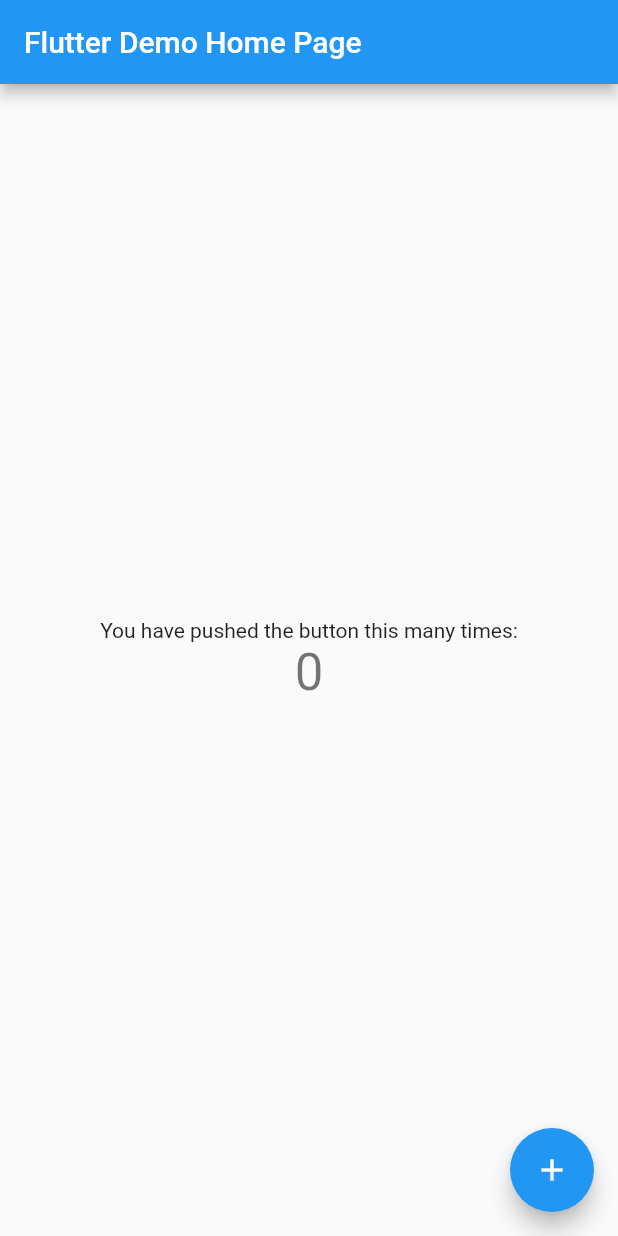
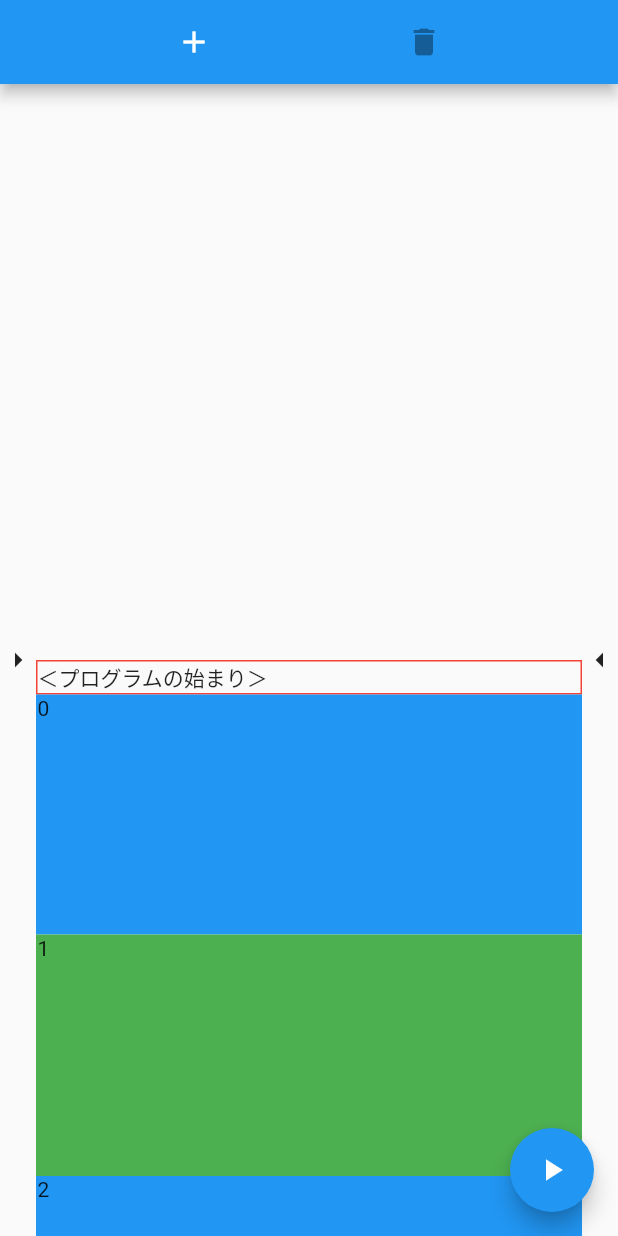
Before and after one commit to 0xCAF2/calcium-app, a Flutter app: the screen it shows after launch, on a phone screen of 412 x 824 dp. Run offline on Flutter 3.47's test engine with Material 2 defaults, Android fonts, the phone set to English and light mode, and no system bars; our stand-ins replace flutter_hooks, hooks_riverpod.

Commit message:
demo editor page

```diff
--- a/lib/main.dart
+++ b/lib/main.dart
@@ -1,115 +1,22 @@
+import 'package:calcium_app/page/editor_page.dart';
 import 'package:flutter/material.dart';
+import 'package:hooks_riverpod/hooks_riverpod.dart';
 
 void main() {
-  runApp(const MyApp());
+  runApp(const ProviderScope(child: MyApp()));
 }
 
 class MyApp extends StatelessWidget {
   const MyApp({super.key});
 
-  // This widget is the root of your application.
   @override
   Widget build(BuildContext context) {
     return MaterialApp(
       title: 'Flutter Demo',
       theme: ThemeData(
-        // This is the theme of your application.
-        //
-        // Try running your application with "flutter run". You'll see the
-        // application has a blue toolbar. Then, without quitting the app, try
-        // changing the primarySwatch below to Colors.green and then invoke
-        // "hot reload" (press "r" in the console where you ran "flutter run",
-        // or simply save your changes to "hot reload" in a Flutter IDE).
-        // Notice that the counter didn't reset back to zero; the application
-        // is not restarted.
         primarySwatch: Colors.blue,
       ),
-      home: const MyHomePage(title: 'Flutter Demo Home Page'),
+      home: const EditorPage(),
     );
   }
 }
-
-class MyHomePage extends StatefulWidget {
-  const MyHomePage({super.key, required this.title});
-
-  // This widget is the home page of your application. It is stateful, meaning
-  // that it has a State object (defined below) that contains fields that affect
-  // how it looks.
-
-  // This class is the configuration for the state. It holds the values (in this
-  // case the title) provided by the parent (in this case the App widget) and
-  // used by the build method of the State. Fields in a Widget subclass are
-  // always marked "final".
-
-  final String title;
-
-  @override
-  State<MyHomePage> createState() => _MyHomePageState();
-}
-
-class _MyHomePageState extends State<MyHomePage> {
-  int _counter = 0;
-
-  void _incrementCounter() {
-    setState(() {
-      // This call to setState tells the Flutter framework that something has
-      // changed in this State, which causes it to rerun the build method below
-      // so that the display can reflect the updated values. If we changed
-      // _counter without calling setState(), then the build method would not be
-      // called again, and so nothing would appear to happen.
-      _counter++;
-    });
-  }
-
-  @override
-  Widget build(BuildContext context) {
-    // This method is rerun every time setState is called, for instance as done
-    // by the _incrementCounter method above.
-    //
-    // The Flutter framework has been optimized to make rerunning build methods
-    // fast, so that you can just rebuild anything that needs updating rather
-    // than having to individually change instances of widgets.
-    return Scaffold(
-      appBar: AppBar(
-        // Here we take the value from the MyHomePage object that was created by
-        // the App.build method, and use it to set our appbar title.
-        title: Text(widget.title),
-      ),
-      body: Center(
-        // Center is a layout widget. It takes a single child and positions it
-        // in the middle of the parent.
-        child: Column(
-          // Column is also a layout widget. It takes a list of children and
-          // arranges them vertically. By default, it sizes itself to fit its
-          // children horizontally, and tries to be as tall as its parent.
-          //
-          // Invoke "debug painting" (press "p" in the console, choose the
-          // "Toggle Debug Paint" action from the Flutter Inspector in Android
-          // Studio, or the "Toggle Debug Paint" command in Visual Studio Code)
-          // to see the wireframe for each widget.
-          //
-          // Column has various properties to control how it sizes itself and
-          // how it positions its children. Here we use mainAxisAlignment to
-          // center the children vertically; the main axis here is the vertical
-          // axis because Columns are vertical (the cross axis would be
-          // horizontal).
-          mainAxisAlignment: MainAxisAlignment.center,
-          children: <Widget>[
-            const Text(
-              'You have pushed the button this many times:',
-            ),
-            Text(
-              '$_counter',
-              style: Theme.of(context).textTheme.headlineMedium,
-            ),
-          ],
-        ),
-      ),
-      floatingActionButton: FloatingActionButton(
-        onPressed: _incrementCounter,
-        tooltip: 'Increment',
-        child: const Icon(Icons.add),
-      ), // This trailing comma makes auto-formatting nicer for build methods.
-    );
-  }
-}
--- /dev/null
+++ b/lib/page/editor_page.dart
@@ -0,0 +1,215 @@
+import 'package:flutter/material.dart';
+import 'package:flutter_hooks/flutter_hooks.dart';
+import 'package:hooks_riverpod/hooks_riverpod.dart';
+
+class EditorPage extends StatefulHookConsumerWidget {
+  const EditorPage({super.key});
+
+  @override
+  ConsumerState<ConsumerStatefulWidget> createState() => _EditorPageState();
+}
+
+class _EditorPageState extends ConsumerState<EditorPage> {
+  final _keys = <int, GlobalKey>{};
+  var _heightList = <double>[];
+  var _highlightIndex = -1;
+  final _statements = List.generate(20, (index) => "$index");
+
+  @override
+  void initState() {
+    super.initState();
+    WidgetsBinding.instance.addPostFrameCallback((timeStamp) {
+      final list = <double>[];
+      for (var i in _keys.keys) {
+        final box = _keys[i]!.currentContext!.findRenderObject() as RenderBox;
+        final height = box.size.height;
+        list.add(height);
+      }
+      setState(() {
+        _heightList = list;
+      });
+    });
+  }
+
+  @override
+  Widget build(BuildContext context) {
+    final scrollController = useScrollController();
+    final didAddListener = useState(false);
+    if (!didAddListener.value) {
+      scrollController.addListener(() {
+        final offset = scrollController.offset;
+        if (offset < 0) {
+          setState(() {
+            _highlightIndex = -1;
+          });
+          return;
+        }
+        var currentHeight = 0.0;
+        var i = -1;
+        for (var height in _heightList) {
+          if (offset >= currentHeight && offset < currentHeight + height) {
+            break;
+          }
+          ++i;
+          currentHeight += height;
+        }
+        setState(() {
+          _highlightIndex = i;
+        });
+      });
+      didAddListener.value = true;
+    }
+    _keys.clear();
+    return SafeArea(
+      child: Scaffold(
+        body: LayoutBuilder(
+          builder: (context, constraints) {
+            final offsetHeight = constraints.maxHeight / 2;
+            return Column(
+              mainAxisAlignment: MainAxisAlignment.center,
+              mainAxisSize: MainAxisSize.max,
+              children: [
+                Flexible(
+                  child: Row(
+                    crossAxisAlignment: CrossAxisAlignment.center,
+                    children: [
+                      const Icon(Icons.arrow_right),
+                      Expanded(
+                        child: SingleChildScrollView(
+                          controller: scrollController,
+                          child: Column(
+                            children: [
+                              SizedBox(height: offsetHeight),
+                              LayoutBuilder(
+                                builder: (context, constraints) {
+                                  final key = GlobalKey();
+                                  _keys[-1] = key;
+                                  return Container(
+                                    key: key,
+                                    width: constraints.maxWidth,
+                                    decoration: BoxDecoration(
+                                      border: Border.all(
+                                        color: _highlightIndex == -1
+                                            ? Colors.red
+                                            : Colors.transparent,
+                                      ),
+                                    ),
+                                    child: const Text('＜プログラムの始まり＞'),
+                                  );
+                                },
+                              ),
+                              for (var i = 0; i < _statements.length; ++i)
+                                LayoutBuilder(builder: (context, constraints) {
+                                  final key = GlobalKey();
+                                  final widget = Container(
+                                    key: key,
+                                    width: constraints.maxWidth,
+                                    height: 160.0 + i,
+                                    decoration: BoxDecoration(
+                                      color: i % 2 == 0
+                                          ? Colors.blue
+                                          : Colors.green,
+                                      border: Border.all(
+                                        color: _highlightIndex == i
+                                            ? Colors.red
+                                            : Colors.transparent,
+                                      ),
+                                    ),
+                                    child: Text(_statements[i]),
+                                  );
+                                  _keys[i] = key;
+                                  return widget;
+                                }),
+                              LayoutBuilder(
+                                builder: (context, constraints) {
+                                  final key = GlobalKey();
+                                  _keys[_statements.length] = key;
+                                  return Container(
+                                    key: key,
+                                    width: constraints.maxWidth,
+                                    decoration: BoxDecoration(
+                                      border: Border.all(
+                                        color: _highlightIndex >=
+                                                _statements.length
+                                            ? Colors.red
+                                            : Colors.transparent,
+                                      ),
+                                    ),
+                                    child: const Text('＜プログラムの終わり＞'),
+                                  );
+                                },
+                              ),
+                              SizedBox(height: offsetHeight),
+                            ],
+                          ),
+                        ),
+                      ),
+                      const Icon(Icons.arrow_left),
+                    ],
+                  ),
+                ),
+              ],
+            );
+          },
+        ),
+        appBar: AppBar(
+          actions: [
+            const Spacer(),
+            IconButton(
+              onPressed: () {
+                WidgetsBinding.instance.addPostFrameCallback((timeStamp) {
+                  final list = <double>[];
+                  for (var i in _keys.keys) {
+                    final box = _keys[i]!.currentContext!.findRenderObject()
+                        as RenderBox;
+                    final height = box.size.height;
+                    list.add(height);
+                  }
+                  setState(() {
+                    _heightList = list;
+                  });
+                });
+                if (_highlightIndex == -1) {
+                  setState(() {
+                    _statements.insert(0, "New 0'");
+                  });
+                  return;
+                } else if (_highlightIndex >= _statements.length ||
+                    _highlightIndex == _statements.length - 1) {
+                  setState(() {
+                    _statements.add("New ${_statements.length}");
+                    ++_highlightIndex;
+                  });
+                  return;
+                } else if (_highlightIndex < _statements.length) {
+                  setState(() {
+                    _statements.insert(
+                        _highlightIndex + 1, "New $_highlightIndex");
+                  });
+                }
+              },
+              icon: const Icon(Icons.add),
+            ),
+            const Spacer(),
+            IconButton(
+              onPressed:
+                  _highlightIndex == -1 || _highlightIndex >= _statements.length
+                      ? null
+                      : () {
+                          setState(() {
+                            _statements.removeAt(_highlightIndex);
+                          });
+                        },
+              icon: const Icon(Icons.delete),
+            ),
+            const Spacer(),
+          ],
+        ),
+        floatingActionButton: FloatingActionButton(
+          onPressed: () {},
+          child: const Icon(Icons.play_arrow),
+        ),
+      ),
+    );
+  }
+}
--- a/pubspec.yaml
+++ b/pubspec.yaml
@@ -34,6 +34,8 @@
   # The following adds the Cupertino Icons font to your application.
   # Use with the CupertinoIcons class for iOS style icons.
   cupertino_icons: ^1.0.2
+  hooks_riverpod: ^2.3.2
+  flutter_hooks: ^0.18.6
 
 dev_dependencies:
   flutter_test:
```
Also changed, not shown: pubspec.lock.
